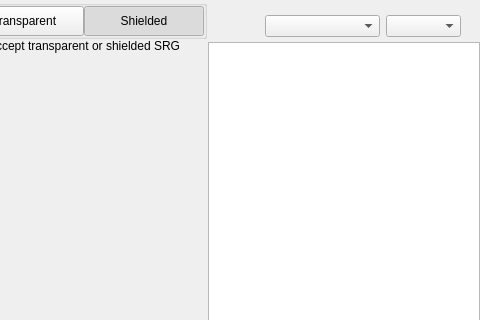
First picture: the form in src/qt/surge/forms/receivewidget.ui, repository HunterCanimun/surgeofficial-surge-coin, before the edit; both pictures show x 339 to 819 and y 0 to 320 of the 819 by 629 pixel window.
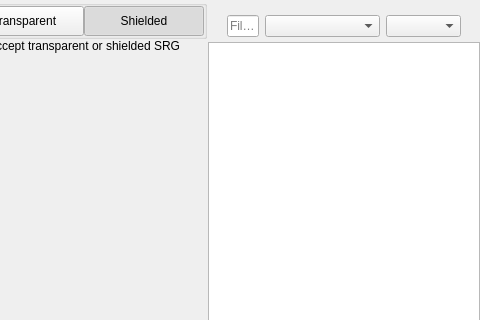
Second picture: the form after the edit. Custom widgets are drawn as their Qt base class.

```diff
--- a/src/qt/surge/forms/receivewidget.ui
+++ b/src/qt/surge/forms/receivewidget.ui
@@ -510,14 +510,45 @@
            <property name="bottomMargin">
             <number>5</number>
            </property>
+           <item>
+            <widget class="QLineEdit" name="lineEditFilter">
+             <property name="sizePolicy">
+              <sizepolicy hsizetype="Expanding" vsizetype="Fixed">
+               <horstretch>0</horstretch>
+               <verstretch>0</verstretch>
+              </sizepolicy>
+             </property>
+             <property name="minimumSize">
+              <size>
+               <width>0</width>
+               <height>0</height>
+              </size>
+             </property>
+             <property name="contextMenuPolicy">
+              <enum>Qt::DefaultContextMenu</enum>
+             </property>
+             <property name="acceptDrops">
+              <bool>false</bool>
+             </property>
+             <property name="maxLength">
+              <number>40</number>
+             </property>
+             <property name="placeholderText">
+              <string>Filter</string>
+             </property>
+            </widget>
+           </item>
            <item>
             <spacer name="horizontalSpacer_3">
              <property name="orientation">
               <enum>Qt::Horizontal</enum>
              </property>
+             <property name="sizeType">
+              <enum>QSizePolicy::Preferred</enum>
+             </property>
              <property name="sizeHint" stdset="0">
               <size>
-               <width>40</width>
+               <width>20</width>
                <height>20</height>
               </size>
              </property>
```
Left out of the diff: 3 changed lines with no effect on the pictures.
